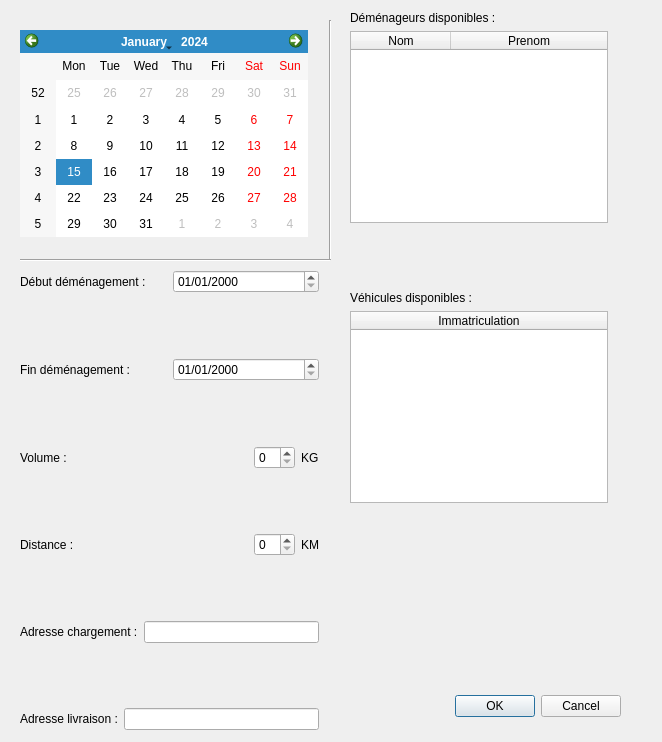
The window that programmeQT/projetDEMGUIV/dialogGestionCommercial.ui (Alex-Bumblebee/ProjetDEMGUIV) describes before a commit, drawn with Qt 5.
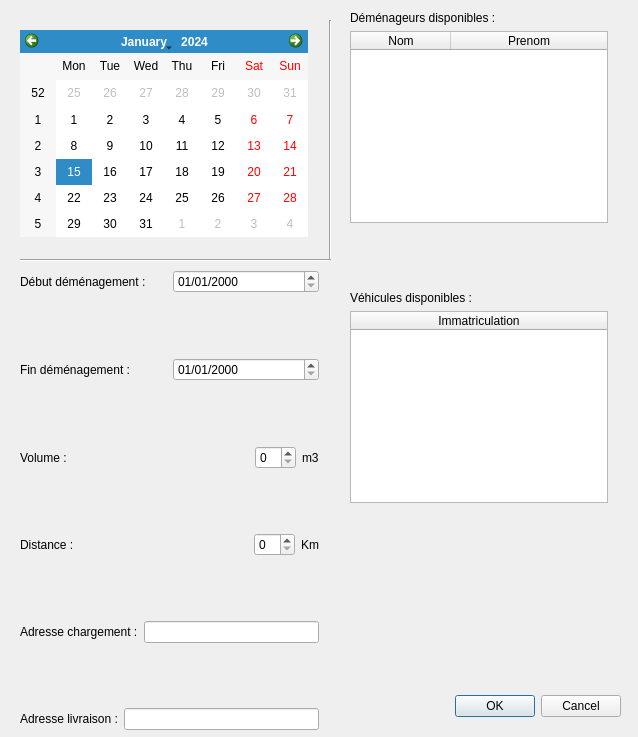
The same window after the commit.

Commit message: gestion Commercial

Diff of the .ui file:
```diff
--- a/programmeQT/projetDEMGUIV/dialogGestionCommercial.ui
+++ b/programmeQT/projetDEMGUIV/dialogGestionCommercial.ui
@@ -6,8 +6,8 @@
    <rect>
     <x>0</x>
     <y>0</y>
-    <width>662</width>
-    <height>742</height>
+    <width>638</width>
+    <height>737</height>
    </rect>
   </property>
   <property name="windowTitle">
@@ -16,9 +16,9 @@
   <widget class="QDialogButtonBox" name="buttonBox">
    <property name="geometry">
     <rect>
-     <x>280</x>
+     <x>420</x>
      <y>690</y>
-     <width>341</width>
+     <width>201</width>
      <height>32</height>
     </rect>
    </property>
@@ -236,7 +236,7 @@
       <item>
        <widget class="QLabel" name="label_9">
         <property name="text">
-         <string>KG</string>
+         <string>m3</string>
         </property>
        </widget>
       </item>
@@ -283,7 +283,7 @@
       <item>
        <widget class="QLabel" name="label_10">
         <property name="text">
-         <string>KM</string>
+         <string>Km</string>
         </property>
        </widget>
       </item>
```
The commit also changes 2 other files.
